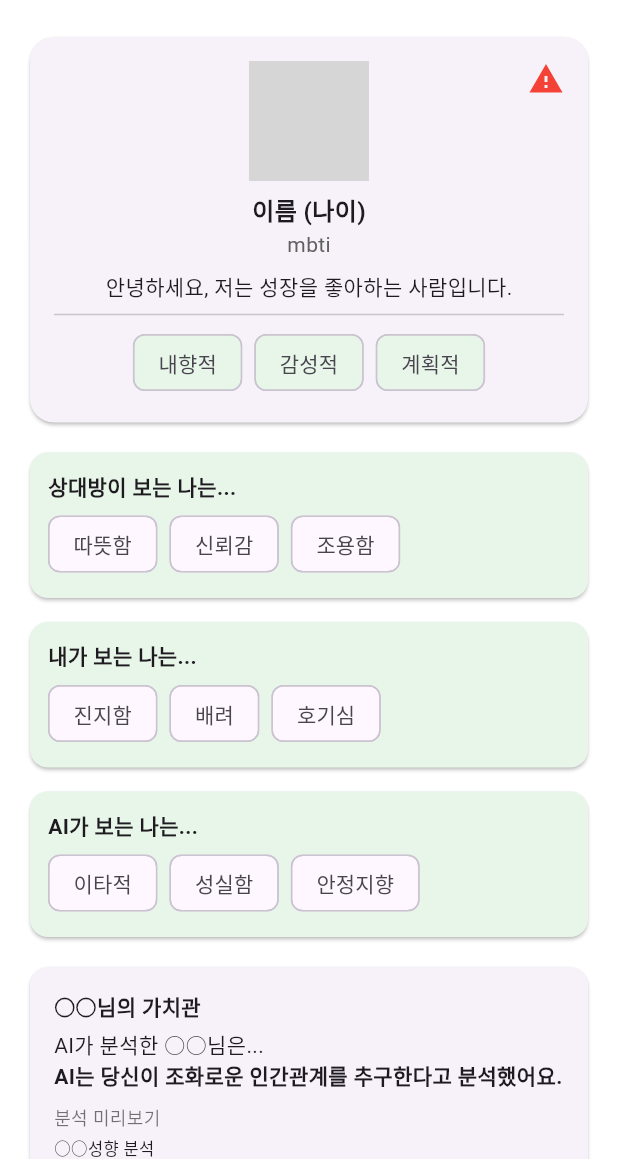
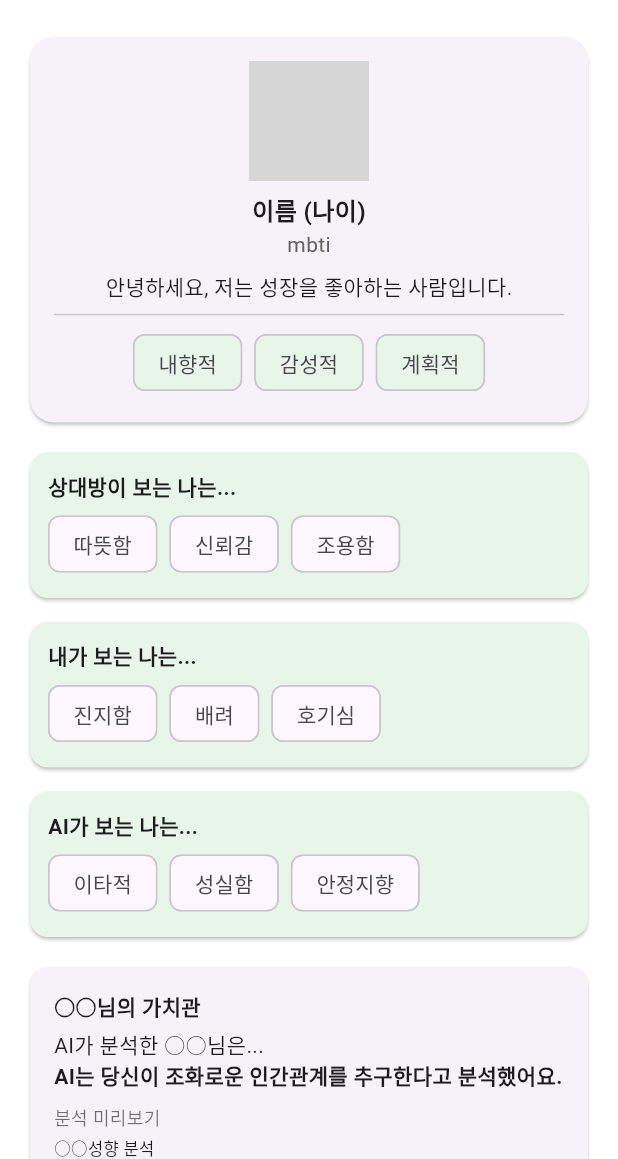
Before and after one commit to Talker456/soulfit-client, a Flutter app: the MainProfileScreen screen opened directly with empty values, on a phone screen of 412 x 824 dp, the part 77-1236 px from its top. Run offline on Flutter 3.47's test engine with Material 3 defaults, Android fonts, the light colour scheme and no system bars; our stand-ins replace dartz, dio, flutter_dotenv, flutter_riverpod, flutter_secure_storage, get_it and 3 more; missing offline and left inert: portone_flutter, tosspayments_widget_sdk_flutter; accounts and stored records are empty; network calls fail; Roboto replaces fonts that are missing (NotoSans, Serif); grey boxes are pictures that could not be loaded.

Commit message:
fix: 메인 프로필에서 사용자 신고 버튼 삭제함

```diff
--- a/lib/feature/main_profile/ui/screen/main_profile_screen.dart
+++ b/lib/feature/main_profile/ui/screen/main_profile_screen.dart
@@ -5,7 +5,6 @@ import 'package:soulfit_client/feature/main_profile/ui/widgets/hosted_meetings_p
 import 'package:soulfit_client/feature/main_profile/ui/widgets/perception_card.dart';
 import 'package:soulfit_client/feature/main_profile/ui/widgets/profile_card.dart';
 import 'package:soulfit_client/feature/main_profile/ui/widgets/value_analysis_card.dart';
-import 'package:soulfit_client/feature/user_report/presentation/widgets/user_report_dialog.dart'; // 유저 신고 버튼
 import '../provider/main_profile_provider.dart';
 import '../state/main_profile_state.dart';
 
@@ -81,30 +80,7 @@ class _MainProfileScreenState extends ConsumerState<MainProfileScreen> {
         MainProfileLoaded(:final data) => ListView(
           padding: const EdgeInsets.all(16),
           children: [
-            // 유저 신고 버튼 코드 시작
-            Stack(
-              children: [
-                ProfileCard(data: data),
-                Positioned(
-                  top: 8,
-                  right: 8,
-                  child: IconButton(
-                    icon: const Icon(Icons.warning, color: Colors.red),
-                    onPressed: () {
-                      showDialog(
-                        context: context,
-                        builder:
-                            (_) => UserReportDialog(
-                              reporterUserId: widget.viewerUserId,
-                              reportedUserId: widget.targetUserId,
-                            ),
-                      );
-                    },
-                  ),
-                ),
-              ],
-            ), // 유저 신고 버튼 코드 끝
-            // ProfileCard(data: data), // 유저 신고 버튼 코드 삭제 시 이 코드 주석 해제해야 됨
+            ProfileCard(data: data),
             const SizedBox(height: 12),
             PerceptionCard(
               title: "상대방이 보는 나는...",
```
